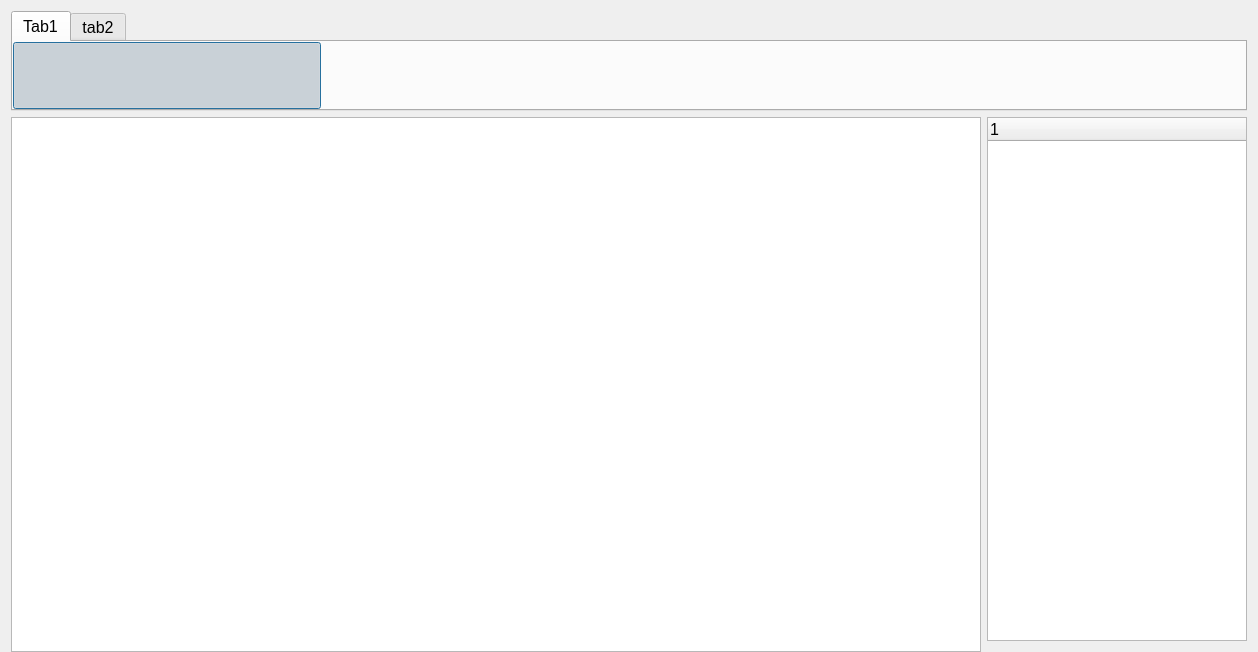
This is window.ui in giahuyng98/computer-graphics as Qt 5 draws it before an edit. The edited form follows.
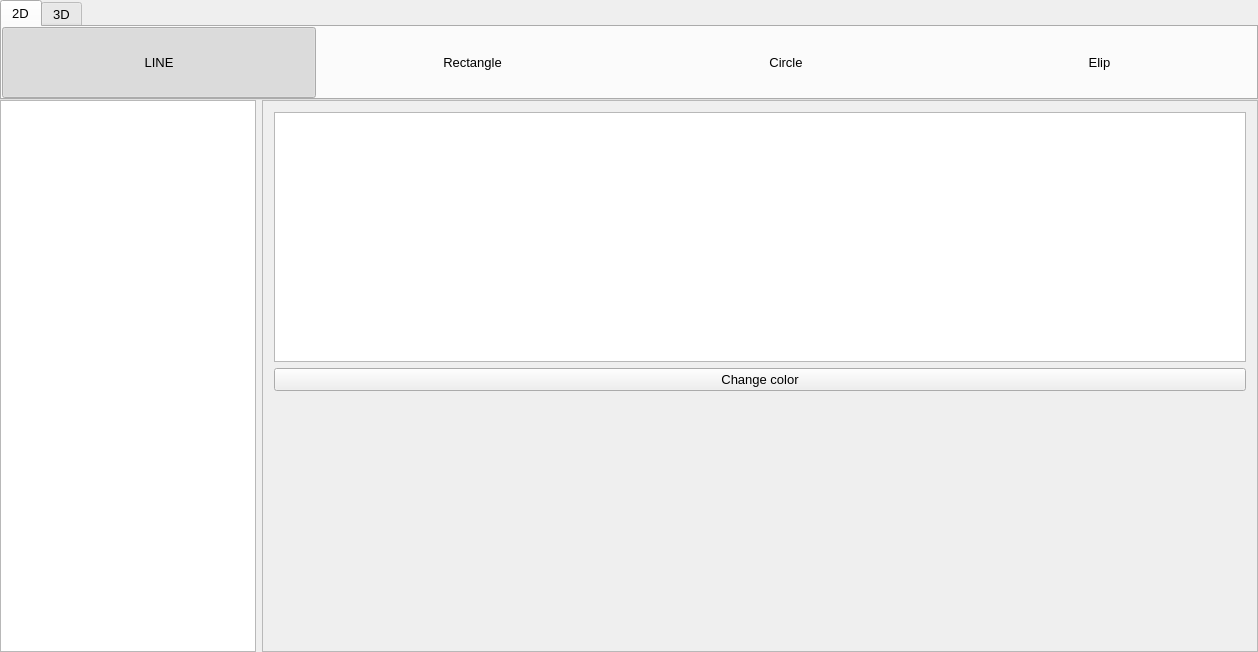
This is the edited form.

What changed in the file:
```diff
--- a/window.ui
+++ b/window.ui
@@ -25,18 +25,38 @@
   <property name="font">
    <font>
     <family>Segoe UI</family>
-    <pointsize>12</pointsize>
+    <pointsize>10</pointsize>
    </font>
   </property>
   <property name="windowTitle">
    <string>Window</string>
   </property>
   <widget class="QWidget" name="centralWidget">
+   <property name="font">
+    <font>
+     <pointsize>10</pointsize>
+    </font>
+   </property>
    <layout class="QVBoxLayout" name="verticalLayout">
+    <property name="spacing">
+     <number>0</number>
+    </property>
+    <property name="leftMargin">
+     <number>0</number>
+    </property>
+    <property name="topMargin">
+     <number>0</number>
+    </property>
+    <property name="rightMargin">
+     <number>0</number>
+    </property>
+    <property name="bottomMargin">
+     <number>0</number>
+    </property>
     <item>
      <widget class="QTabWidget" name="tabWidget">
       <property name="sizePolicy">
-       <sizepolicy hsizetype="Preferred" vsizetype="Maximum">
+       <sizepolicy hsizetype="Preferred" vsizetype="Preferred">
         <horstretch>0</horstretch>
         <verstretch>0</verstretch>
        </sizepolicy>
@@ -91,9 +111,9 @@
         </font>
        </property>
        <attribute name="title">
-        <string notr="true">Tab1</string>
+        <string notr="true">2D</string>
        </attribute>
-       <layout class="QHBoxLayout" name="horizontalLayout">
+       <layout class="QHBoxLayout" name="horizontalLayout_2">
         <property name="spacing">
          <number>0</number>
         </property>
@@ -110,21 +130,20 @@
          <number>0</number>
         </property>
         <item>
-         <widget class="QPushButton" name="pushButton">
+         <widget class="QPushButton" name="lineBtn">
           <property name="sizePolicy">
            <sizepolicy hsizetype="Preferred" vsizetype="Preferred">
             <horstretch>0</horstretch>
             <verstretch>0</verstretch>
            </sizepolicy>
           </property>
+          <property name="font">
+           <font>
+            <pointsize>10</pointsize>
+           </font>
+          </property>
           <property name="text">
-           <string/>
-          </property>
-          <property name="iconSize">
-           <size>
-            <width>100</width>
-            <height>100</height>
-           </size>
+           <string>LINE</string>
           </property>
           <property name="checkable">
            <bool>true</bool>
@@ -132,12 +151,9 @@
           <property name="checked">
            <bool>true</bool>
           </property>
-          <property name="autoDefault">
+          <property name="default">
            <bool>false</bool>
           </property>
-          <property name="default">
-           <bool>true</bool>
-          </property>
           <property name="flat">
            <bool>true</bool>
           </property>
@@ -147,19 +163,27 @@
          </widget>
         </item>
         <item>
-         <widget class="QPushButton" name="pushButton_2">
+         <widget class="QPushButton" name="rectBtn">
           <property name="sizePolicy">
            <sizepolicy hsizetype="Preferred" vsizetype="Preferred">
             <horstretch>0</horstretch>
             <verstretch>0</verstretch>
            </sizepolicy>
           </property>
+          <property name="font">
+           <font>
+            <pointsize>10</pointsize>
+           </font>
+          </property>
           <property name="text">
-           <string/>
+           <string>Rectangle</string>
           </property>
           <property name="checkable">
            <bool>true</bool>
           </property>
+          <property name="default">
+           <bool>false</bool>
+          </property>
           <property name="flat">
            <bool>true</bool>
           </property>
@@ -169,25 +193,27 @@
          </widget>
         </item>
         <item>
-         <widget class="QPushButton" name="pushButton_3">
+         <widget class="QPushButton" name="circleBtn">
           <property name="sizePolicy">
            <sizepolicy hsizetype="Preferred" vsizetype="Preferred">
             <horstretch>0</horstretch>
             <verstretch>0</verstretch>
            </sizepolicy>
           </property>
+          <property name="font">
+           <font>
+            <pointsize>10</pointsize>
+           </font>
+          </property>
           <property name="text">
-           <string/>
+           <string>Circle</string>
           </property>
           <property name="checkable">
            <bool>true</bool>
           </property>
-          <property name="autoDefault">
+          <property name="default">
            <bool>false</bool>
           </property>
-          <property name="default">
-           <bool>true</bool>
-          </property>
           <property name="flat">
            <bool>true</bool>
           </property>
@@ -197,25 +223,27 @@
          </widget>
         </item>
         <item>
-         <widget class="QPushButton" name="pushButton_4">
+         <widget class="QPushButton" name="elipBtn">
           <property name="sizePolicy">
            <sizepolicy hsizetype="Preferred" vsizetype="Preferred">
             <horstretch>0</horstretch>
             <verstretch>0</verstretch>
            </sizepolicy>
           </property>
+          <property name="font">
+           <font>
+            <pointsize>10</pointsize>
+           </font>
+          </property>
           <property name="text">
-           <string/>
+           <string>Elip</string>
           </property>
           <property name="checkable">
            <bool>true</bool>
           </property>
-          <property name="autoDefault">
+          <property name="default">
            <bool>false</bool>
           </property>
-          <property name="default">
-           <bool>true</bool>
-          </property>
           <property name="flat">
            <bool>true</bool>
           </property>
@@ -234,13 +262,13 @@
         </font>
        </property>
        <attribute name="title">
-        <string>tab2</string>
+        <string>3D</string>
        </attribute>
       </widget>
      </widget>
     </item>
     <item>
-     <layout class="QHBoxLayout" name="horizontalLayout_2">
+     <layout class="QHBoxLayout" name="horizontalLayout">
       <item>
        <widget class="QGraphicsView" name="graphicsView">
         <property name="sizePolicy">
@@ -251,25 +279,70 @@
         </property>
         <property name="minimumSize">
          <size>
-          <width>970</width>
-          <height>535</height>
+          <width>0</width>
+          <height>0</height>
+         </size>
+        </property>
+        <property name="sizeIncrement">
+         <size>
+          <width>5</width>
+          <height>5</height>
+         </size>
+        </property>
+        <property name="baseSize">
+         <size>
+          <width>0</width>
+          <height>0</height>
          </size>
         </property>
        </widget>
       </item>
       <item>
-       <widget class="QTreeWidget" name="treeWidget">
-        <property name="sizePolicy">
-         <sizepolicy hsizetype="Preferred" vsizetype="Preferred">
-          <horstretch>0</horstretch>
-          <verstretch>0</verstretch>
-         </sizepolicy>
+       <widget class="QFrame" name="frame">
+        <property name="minimumSize">
+         <size>
+          <width>200</width>
+          <height>0</height>
+         </size>
         </property>
-        <column>
-         <property name="text">
-          <string notr="true">1</string>
-         </property>
-        </column>
+        <property name="frameShape">
+         <enum>QFrame::StyledPanel</enum>
+        </property>
+        <property name="frameShadow">
+         <enum>QFrame::Raised</enum>
+        </property>
+        <layout class="QVBoxLayout" name="verticalLayout_2">
+         <item>
+          <widget class="QTextEdit" name="textEdit">
+           <property name="undoRedoEnabled">
+            <bool>false</bool>
+           </property>
+           <property name="readOnly">
+            <bool>true</bool>
+           </property>
+          </widget>
+         </item>
+         <item>
+          <widget class="QPushButton" name="changeColorBtn">
+           <property name="text">
+            <string>Change color</string>
+           </property>
+          </widget>
+         </item>
+         <item>
+          <spacer name="verticalSpacer">
+           <property name="orientation">
+            <enum>Qt::Vertical</enum>
+           </property>
+           <property name="sizeHint" stdset="0">
+            <size>
+             <width>20</width>
+             <height>40</height>
+            </size>
+           </property>
+          </spacer>
+         </item>
+        </layout>
        </widget>
       </item>
      </layout>
```
Left out of the diff: 23 changed lines with no effect on the pictures.
